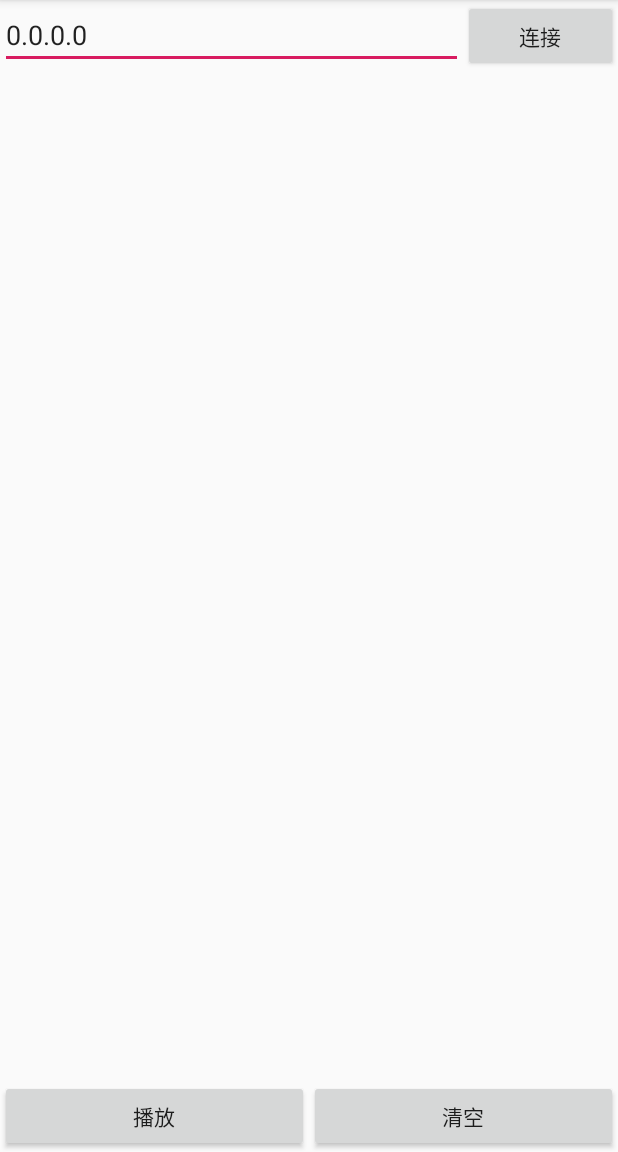
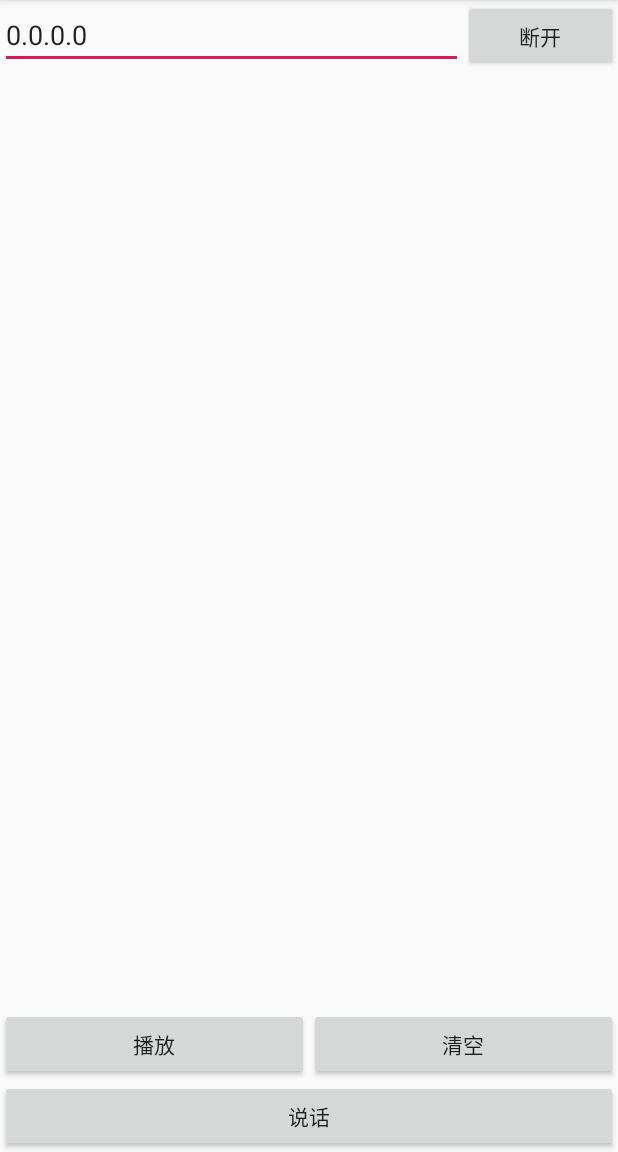
Before and after one commit to nealspirit/GlovesTextShow, an Android app: the screen it shows after launch (MainActivity), after a tap on "连接", on a phone screen of 412 x 824 dp, the part 84-1236 px from its top. Run offline under Robolectric (Android 15) with nearby library versions, the phone set to English and light mode, and no system bars.

Commit message:
修复BUG

```diff
--- a/app/src/main/java/com/glovestextshow/android/MainActivity.java
+++ b/app/src/main/java/com/glovestextshow/android/MainActivity.java
@@ -4,6 +4,7 @@ import android.support.v7.app.AppCompatActivity;
 import android.os.Bundle;
 import android.util.Log;
 import android.view.View;
+import android.widget.Button;
 import android.widget.EditText;
 import android.widget.TextView;
 import android.widget.Toast;
@@ -17,12 +18,16 @@ import java.io.InputStreamReader;
 import java.net.ServerSocket;
 import java.net.Socket;
 
-public class MainActivity extends AppCompatActivity {
+public class MainActivity extends AppCompatActivity implements View.OnClickListener {
     private EditText ip;
     private TextView text;
-    private BufferedReader reader = null;
     public Socket socket = null;
-    public String line = null;
+    private boolean isConnected = false;
+    private ServerSocket serverSocket = null;
+    private Button button_connect;
+
+    Thread connectThread = null;
+    Thread serverThread = null;
 
     @Override
     protected void onCreate(Bundle savedInstanceState) {
@@ -33,36 +38,72 @@ public class MainActivity extends AppCompatActivity {
         text = findViewById(R.id.show_message);
         SpeechUtility.createUtility(MainActivity.this, SpeechConstant.APPID +"=5cd5813b");
 
-        findViewById(R.id.button_ip).setOnClickListener(new View.OnClickListener() {
-            @Override
-            public void onClick(View view) {
-                connect();
-            }
-        });
+        button_connect = findViewById(R.id.button_ip);
+        button_connect.setOnClickListener(this);
 
-        findViewById(R.id.button_send).setOnClickListener(new View.OnClickListener() {
-            @Override
-            public void onClick(View view) {
-                send();
-            }
-        });
+        findViewById(R.id.button_play).setOnClickListener(this);
+        findViewById(R.id.button_textclear).setOnClickListener(this);
+        findViewById(R.id.button_speak).setOnClickListener(this);
+    }
 
-        findViewById(R.id.button_textclear).setOnClickListener(new View.OnClickListener() {
-            @Override
-            public void onClick(View view) {
+    @Override
+    public void onClick(View view) {
+        switch (view.getId()){
+            case R.id.button_ip:
+                if (isConnected){
+                    if (connectThread != null && serverThread != null) {
+                        serverThread.interrupt();
+                        connectThread.interrupt();
+                        try {
+                            socket.close();
+                            Log.d("提示信息", "Socket关闭");
+                        } catch (IOException e) {
+                            e.printStackTrace();
+                            Log.d("提示信息", "Socket关闭出错");
+                        }
+                        try {
+                            serverSocket.close();
+                            Log.d("提示信息", "ServerSocket关闭");
+                        } catch (IOException e) {
+                            e.printStackTrace();
+                            Log.d("提示信息", "ServerSocket关闭出错");
+                        } finally {
+                            serverSocket = null;
+                            isConnected = false;
+                            button_connect.setText("连接");
+                        }
+                    }else {
+                        isConnected = false;
+                        button_connect.setText("连接");
+                    }
+                }else {
+                    connect();
+                    isConnected = true;
+                    button_connect.setText("断开");
+                }
+                break;
+            case R.id.button_play:
+                SpeechUtils.speekText(text.getText().toString());
+                break;
+            case R.id.button_textclear:
                 clear();
-            }
-        });
+                break;
+            case R.id.button_speak:
+
+                break;
+            default:
+                break;
+        }
     }
 
     private void connect() {
         ip.setText(NetWorkUtils.getLocalIpAddress(MainActivity.this));
 
-        new Thread(new Runnable() {
+        connectThread = new Thread(new Runnable() {
             @Override
             public void run() {
                 try {
-                    ServerSocket serverSocket = new ServerSocket(3000);
+                    serverSocket = new ServerSocket(3000);
                     runOnUiThread(new Runnable() {
                         @Override
                         public void run() {
@@ -77,20 +118,20 @@ public class MainActivity extends AppCompatActivity {
                                 Toast.makeText(MainActivity.this,"有客户端连接到了本机",Toast.LENGTH_SHORT).show();
                             }
                         });
-                        new ServerThread(socket,text,MainActivity.this).start();
+                        serverThread = new ServerThread(socket,text,MainActivity.this);
+                        serverThread.start();
                     }
                 } catch (IOException e) {
                     e.printStackTrace();
+                    Log.d("提示信息", "connectThread线程错误");
                 }
             }
-        }).start();
-    }
-
-    private void send() {
-        SpeechUtils.speekText(text.getText().toString());
+        });
+        connectThread.start();
     }
 
     private void clear(){
         text.setText("");
     }
+
 }
--- a/app/src/main/java/com/glovestextshow/android/ServerThread.java
+++ b/app/src/main/java/com/glovestextshow/android/ServerThread.java
@@ -27,7 +27,6 @@ public class ServerThread extends Thread {
     public void run() {
         try {
             reader = new BufferedReader(new InputStreamReader(socket.getInputStream(),"GB2312"));
-            Log.d("哈希码", String.valueOf(socket.hashCode()));
             while ((line = reader.readLine()) != null){
                 activity.runOnUiThread(new Runnable() {
                     @Override
@@ -39,6 +38,7 @@ public class ServerThread extends Thread {
             }
         } catch (IOException e) {
             e.printStackTrace();
+            Log.d("提示信息", "serverThread线程错误");
         }
     }
 }
--- a/app/src/main/res/layout/activity_main.xml
+++ b/app/src/main/res/layout/activity_main.xml
@@ -39,7 +39,7 @@
         android:orientation="horizontal">
 
         <Button
-            android:id="@+id/button_send"
+            android:id="@+id/button_play"
             android:layout_width="0dp"
             android:layout_height="wrap_content"
             android:layout_weight="1"
@@ -54,4 +54,10 @@
 
     </LinearLayout>
 
+    <Button
+        android:id="@+id/button_speak"
+        android:layout_width="match_parent"
+        android:layout_height="wrap_content"
+        android:text="说话"/>
+
 </LinearLayout>
```
